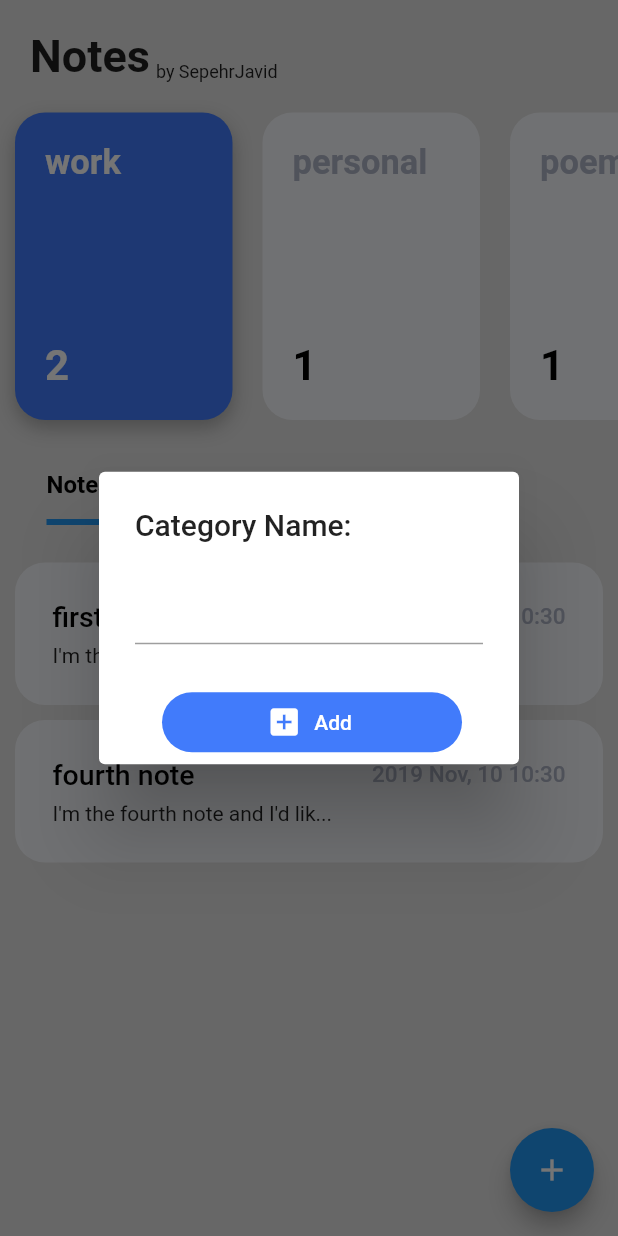
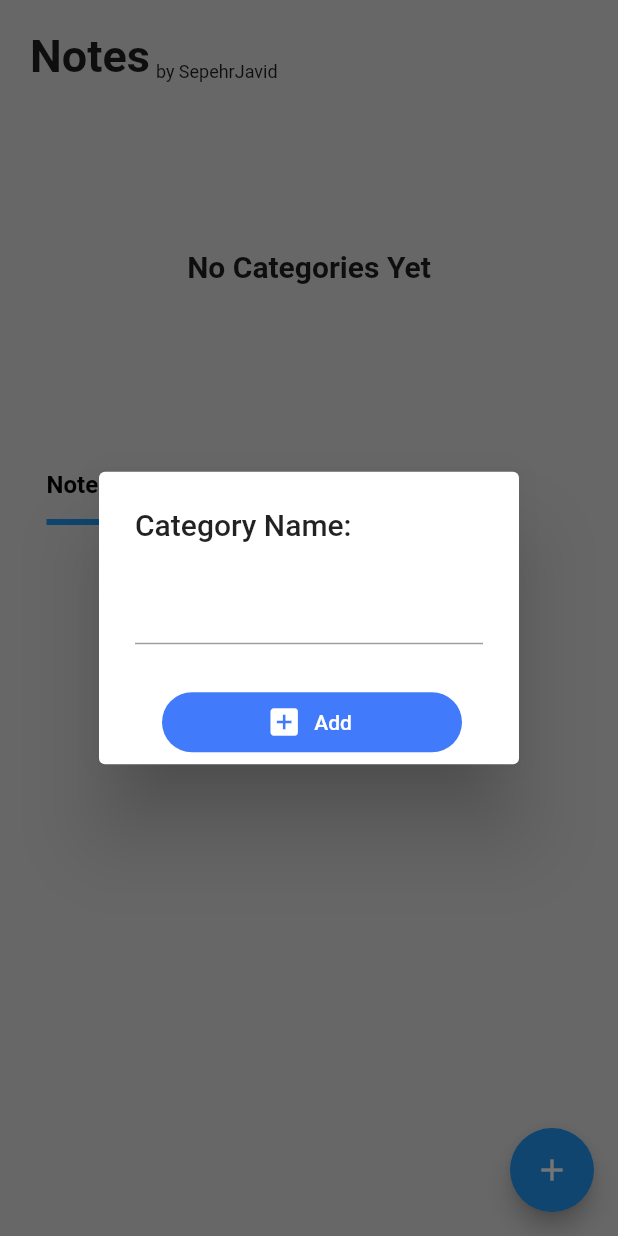
Before and after one commit to sepehrjavid/Notes, a Flutter app: the screen it shows after launch, after a tap on the "add" icon, after a tap on the "category" icon, on a phone screen of 412 x 824 dp. Run offline on Flutter 3.47's test engine with Material 2 defaults, Android fonts, the phone set to English and light mode, and no system bars; drawn by our look-alikes of flutter_slidable; network calls fail.

Commit message:
include get request to get categories and notes from the api and include adding category with api

```diff
--- /dev/null
+++ b/lib/globals.dart
@@ -0,0 +1,5 @@
+library notes.globals;
+
+const String SERVER_ADDRESS = "http://172.16.207.172:8000/api";
+String token =
+    "JWT eyJ0eXAiOiJKV1QiLCJhbGciOiJIUzI1NiJ9.eyJ1c2VyX2lkIjozLCJ1c2VybmFtZSI6InNlcDc3IiwiZXhwIjoxNTc0ODgwODQyLCJvcmlnX2lhdCI6MTU3MzE1Mjg0Mn0.kvfH5wOoPJRyvxYm4tdJBlsCqpOJ00iHLoB3rgnLVPU";
--- a/lib/home/Home.dart
+++ b/lib/home/Home.dart
@@ -1,9 +1,14 @@
+import 'dart:convert';
+
 import 'package:flutter/material.dart';
 import 'package:notes/home/CategoryCard.dart';
 import 'package:notes/home/NoteCard.dart';
+import 'package:notes/services/Category.dart';
 import 'package:notes/services/Note.dart';
 import 'dart:math' as math;
 import 'Heading.dart';
+import 'package:notes/globals.dart' as globals;
+import 'package:http/http.dart' as http;
 
 class Home extends StatefulWidget {
   @override
@@ -11,7 +16,7 @@ class Home extends StatefulWidget {
 }
 
 class _HomeState extends State<Home> with TickerProviderStateMixin {
-  Map<String, List> _categories = {"work": [], "personal": [], "poems": []};
+  Map<Category, List<Note>> _categories = {};
   int _selectedCategoryIndex = 0;
   int _selectedTabIndex = 0;
   TabController _tabController;
@@ -22,48 +27,39 @@ class _HomeState extends State<Home> with TickerProviderStateMixin {
   static const int NOTES = 0;
   static const int IMPORTANT = 1;
 
-  List _notes = [
-    Note(
-      "first note",
-      "I'm the first note and I'd like to be the longest note ever on a test",
-      "work",
-      DateTime.now(),
-      true,
-      false,
-    ),
-    Note(
-      "second note",
-      "I'm the second note",
-      "personal",
-      DateTime.now().add(
-        Duration(hours: -2),
-      ),
-      true,
-      false,
-    ),
-    Note(
-      "third note",
-      "Third note",
-      "poems",
-      DateTime.now(),
-      true,
-      false,
-    ),
-    Note(
-      "fourth note",
-      "I'm the fourth note and I'd like to be the longest note ever on a test",
-      "work",
-      DateTime.now(),
-      false,
-      false,
-    ),
-  ];
-
-  void _getNotesData() {
-    _notes.forEach((element) {
-      _categories[element.category].add(element);
+  Future<void> _getNotesData() async {
+    var categoriesJson = await http
+        .get("${globals.SERVER_ADDRESS}/category/categoryListCreate", headers: {
+      "Content-type": "application/json",
+      "Authorization": globals.token
     });
-    _notes.clear();
+    List categoryList = jsonDecode(categoriesJson.body);
+    Map firstCategoryJson = categoryList[0];
+    var notesJson = await http.get(
+        "${globals.SERVER_ADDRESS}/note/noteListCreate/${firstCategoryJson["id"]}",
+        headers: {
+          "Content-type": "application/json",
+          "Authorization": globals.token
+        });
+    List categoryNoteList = jsonDecode(notesJson.body);
+    setState(() {
+      categoryList.forEach((element) {
+        Category category =
+            Category(element["id"], element["name"], element["count"]);
+        _categories[category] = [];
+      });
+      Category firstCategory = _categories.keys.toList()[0];
+      categoryNoteList.forEach((element) {
+        Note note = Note(
+            element["id"],
+            element["title"],
+            element["body"],
+            DateTime.parse(element["date"]),
+            element["isImportant"],
+            element["isPerformed"]);
+        _categories[firstCategory].add(note);
+      });
+    });
   }
 
   List _getNoteBySelectedTab() {
@@ -85,29 +81,53 @@ class _HomeState extends State<Home> with TickerProviderStateMixin {
 
   @override
   void initState() {
-    super.initState();
     _tabController = TabController(initialIndex: 0, length: 3, vsync: this);
     _animationController = AnimationController(
       vsync: this,
       duration: const Duration(milliseconds: 500),
     );
     _getNotesData();
+    super.initState();
   }
 
   Widget _buildCategoryCard(int index, String title, int count) {
     return GestureDetector(
-      onTap: () {
+      onTap: () async {
+        if (_categories[_categories.keys.toList()[index]].length == 0) {
+          Category category = _categories.keys.toList()[index];
+          var notesJson = await http.get(
+              "${globals.SERVER_ADDRESS}/note/noteListCreate/${category.id}",
+              headers: {
+                "Content-type": "application/json",
+                "Authorization": globals.token
+              });
+          List categoryNoteList = jsonDecode(notesJson.body);
+          setState(() {
+            _selectedCategoryIndex = index;
+            categoryNoteList.forEach((element) {
+              Note note = Note(
+                  element["id"],
+                  element["title"],
+                  element["body"],
+                  DateTime.parse(element["date"]),
+                  element["isImportant"],
+                  element["isPerformed"]);
+              _categories[category].add(note);
+            });
+          });
+        } else {
           setState(() {
             _selectedCategoryIndex = index;
           });
+        }
       },
       child: CategoryCard(index, _selectedCategoryIndex, title, count),
     );
   }
 
   Widget categoryItemBuilder(BuildContext context, int index) {
-    return _buildCategoryCard(index, _categories.keys.toList()[index],
-        _categories.values.toList()[index].length);
+    return _buildCategoryCard(index, _categories.keys.toList()[index].name,
+        _categories.keys.toList()[index].count);
   }
 
   void _deleteNote(Note note, BuildContext context) {
@@ -146,16 +166,17 @@ class _HomeState extends State<Home> with TickerProviderStateMixin {
     });
   }
 
-  void _addNote(String category, BuildContext context) {
+  void _addNote(Category category, BuildContext context) {
     Note note = Note(
+      1,
       "",
       "",
-      category,
       DateTime.now(),
       false,
       false,
     );
     _categories[category].add(note);
+    //TODO send request to add note
     Navigator.pushNamed(context, "/noteDetail", arguments: {"note": note});
   }
 
@@ -179,13 +200,23 @@ class _HomeState extends State<Home> with TickerProviderStateMixin {
                   borderRadius: BorderRadius.circular(20),
                 ),
                 child: FlatButton.icon(
-                  onPressed: () {
-                    String newCategory = textController.text.toString();
+                  onPressed: () async {
+                    String newCategoryName = textController.text.toString();
+                    var categoryJson = await http.post(
+                        "${globals.SERVER_ADDRESS}/category/categoryListCreate",
+                        headers: {
+                          "Content-type": "application/json",
+                          "Authorization": globals.token
+                        },
+                        body: jsonEncode({"name": newCategoryName}));
+                    Map categoryMap = jsonDecode(categoryJson.body);
+                    Category category = Category(categoryMap["id"],
+                        categoryMap["name"], categoryMap["count"]);
                     setState(() {
-                      _categories[newCategory] = [];
+                      _categories[category] = [];
+                      _selectedCategoryIndex =
+                          _categories.keys.toList().indexOf(category);
                     });
-                    _selectedCategoryIndex =
-                        _categories.keys.toList().indexOf(newCategory);
                     Navigator.pop(context);
                   },
                   icon: Icon(Icons.add_box),
@@ -271,10 +302,20 @@ class _HomeState extends State<Home> with TickerProviderStateMixin {
           Heading(),
           Container(
             height: 245,
-            child: ListView.builder(
+            child: _categories.isNotEmpty
+                ? ListView.builder(
                     scrollDirection: Axis.horizontal,
                     itemCount: _categories.length,
                     itemBuilder: categoryItemBuilder,
+                  )
+                : Center(
+                    child: Text(
+                      "No Categories Yet",
+                      style: TextStyle(
+                        fontSize: 20,
+                        fontWeight: FontWeight.bold,
+                      ),
+                    ),
                   ),
           ),
           Padding(
@@ -325,7 +366,8 @@ class _HomeState extends State<Home> with TickerProviderStateMixin {
           SizedBox(height: 20),
           Container(
             height: 250,
-            child: ListView.builder(
+            child: _categories.isNotEmpty
+                ? ListView.builder(
                     scrollDirection: Axis.vertical,
                     itemCount: _getNoteBySelectedTab().length,
                     itemBuilder: (context, index) => NoteCard(
@@ -333,9 +375,18 @@ class _HomeState extends State<Home> with TickerProviderStateMixin {
                       _deleteNote,
                       _toggleImportant,
                       _togglePerformed,
-                    )),
                     ),
-          SizedBox(height: 40),
+                  )
+                : Center(
+                    child: Text(
+                      "No Notes Yet",
+                      style: TextStyle(
+                        fontSize: 20,
+                        fontWeight: FontWeight.bold,
+                      ),
+                    ),
+                  ),
+          ),
         ],
       ),
     );
--- /dev/null
+++ b/lib/services/Category.dart
@@ -0,0 +1,7 @@
+class Category {
+  String name;
+  int count;
+  int id;
+
+  Category(this.id, this.name, this.count);
+}
--- a/lib/services/Note.dart
+++ b/lib/services/Note.dart
@@ -1,15 +1,15 @@
 class Note {
+  int id;
   String title;
   String body;
-  String category;
   DateTime date;
   bool isImportant;
   bool isPerformed;
 
   Note(
+    this.id,
     this.title,
     this.body,
-    this.category,
     this.date,
     this.isImportant,
     this.isPerformed,
```
Also changed, not shown: pubspec.yaml (+8 -6 lines), pubspec.lock. Lines whose indentation alone changed are shown as unchanged.
